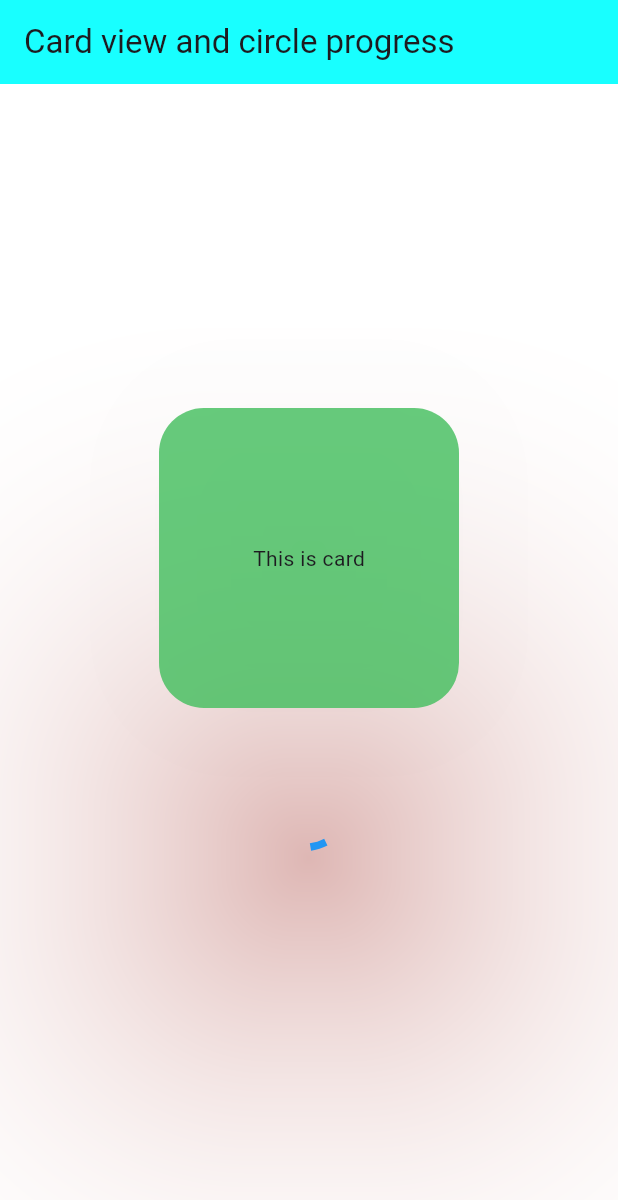
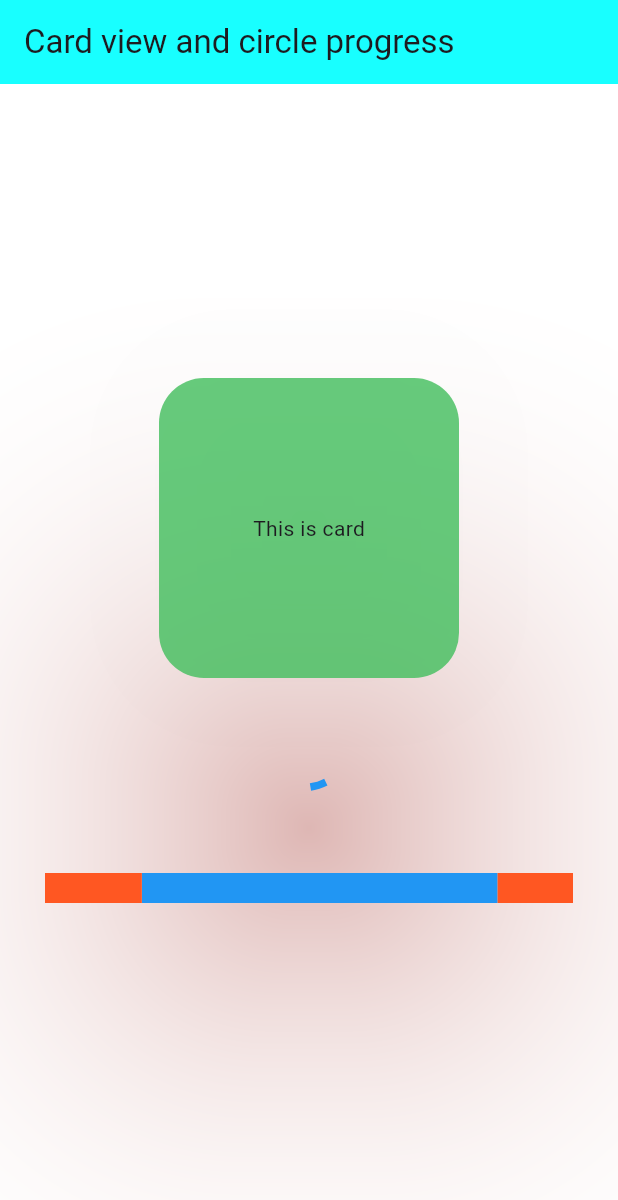
Before and after one commit to Abuessa265/CardView_and_Circle-Linear-progress-, a Flutter app: the screen it shows after launch, on a phone screen of 412 x 824 dp. Shown: the top 1200 px of the screen. Run offline on Flutter 3.47's test engine with Material 3 defaults, Android fonts, the phone set to English and light mode, and no system bars.

Commit message:
add Linear progress

```diff
--- a/lib/main.dart
+++ b/lib/main.dart
@@ -51,10 +51,10 @@ class HomeActivity extends StatelessWidget{
 
           ),
 
-          // .....circle process start ..........
+          // .....circle progress start ..........
           const Center(
             child: Padding(
-              padding: EdgeInsets.all(50.0),
+              padding: EdgeInsets.all(30.0),
               child: CircularProgressIndicator(
                 color: Colors.blue,
                 strokeAlign: 1,
@@ -62,7 +62,21 @@ class HomeActivity extends StatelessWidget{
               ),
             ),
           ),
-          // .....circle process end ..........
+
+          // .....circle progress end ..........
+
+          //..........Linear progress start.........
+          const Center(
+            child: Padding(
+              padding: EdgeInsets.all(30.0),
+              child: LinearProgressIndicator(
+                color: Colors.blue,
+                minHeight: 20,
+                backgroundColor: Colors.deepOrange,
+              ),
+            ),
+          ),
+          //..........Linear progress end.........
         ],
 
       ),
```
